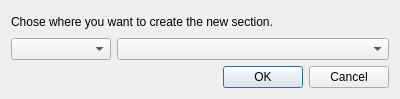
This is TIGLViewer/src/modificators/NewConnectedElementDialog.ui in DLR-SC/tigl as Qt 5 draws it before an edit. The edited form follows.
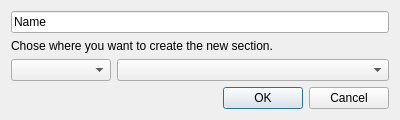
This is the edited form.

The edit to the form file:
```diff
--- a/TIGLViewer/src/modificators/NewConnectedElementDialog.ui
+++ b/TIGLViewer/src/modificators/NewConnectedElementDialog.ui
@@ -14,6 +14,16 @@
    <string>Dialog</string>
   </property>
   <layout class="QVBoxLayout" name="verticalLayout">
+     <item>
+    <widget class="QLineEdit" name="lineEditName">
+     <property name="text">
+      <string>Name</string>
+     </property>
+     <property name="placeholderText">
+      <string>Enter name...</string>
+     </property>
+    </widget>
+   </item>
    <item>
     <widget class="QLabel" name="label">
      <property name="text">
```
Left out of the diff: 2 changed lines with no effect on the pictures.
